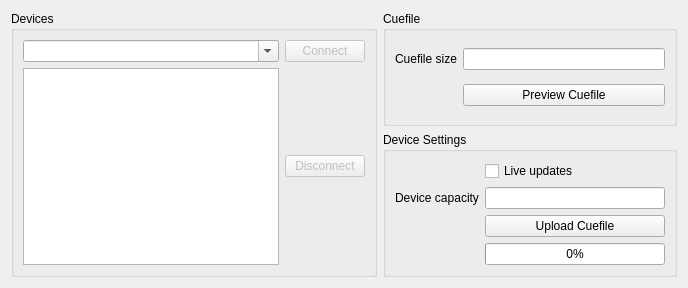
Above: src/widget/devicecontrolwidget.ui from 8bitbuddhist/PixelMaestro-Studio before the change. Below: the same form after it.
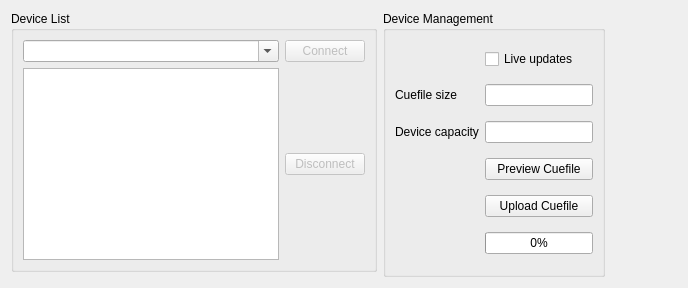
That is the form after the change.

What changed in the file:
```diff
--- a/src/widget/devicecontrolwidget.ui
+++ b/src/widget/devicecontrolwidget.ui
@@ -14,13 +14,72 @@
    <string>Form</string>
   </property>
   <layout class="QGridLayout" name="gridLayout">
-   <item row="1" column="1">
+   <item row="0" column="0" rowspan="3" alignment="Qt::AlignLeft|Qt::AlignTop">
+    <widget class="QGroupBox" name="deviceListGroupBox">
+     <property name="title">
+      <string>Device List</string>
+     </property>
+     <layout class="QGridLayout" name="gridLayout_2">
+      <item row="1" column="0">
+       <widget class="QListWidget" name="serialOutputListWidget"/>
+      </item>
+      <item row="0" column="1">
+       <widget class="QPushButton" name="connectPushButton">
+        <property name="enabled">
+         <bool>false</bool>
+        </property>
+        <property name="text">
+         <string>Connect</string>
+        </property>
+       </widget>
+      </item>
+      <item row="1" column="1">
+       <widget class="QPushButton" name="disconnectPushButton">
+        <property name="enabled">
+         <bool>false</bool>
+        </property>
+        <property name="text">
+         <string>Disconnect</string>
+        </property>
+       </widget>
+      </item>
+      <item row="0" column="0">
+       <widget class="QComboBox" name="serialOutputComboBox">
+        <property name="editable">
+         <bool>true</bool>
+        </property>
+       </widget>
+      </item>
+     </layout>
+    </widget>
+   </item>
+   <item row="1" column="2">
+    <spacer name="horizontalSpacer">
+     <property name="orientation">
+      <enum>Qt::Horizontal</enum>
+     </property>
+     <property name="sizeHint" stdset="0">
+      <size>
+       <width>40</width>
+       <height>20</height>
+      </size>
+     </property>
+    </spacer>
+   </item>
+   <item row="0" column="1" rowspan="3" alignment="Qt::AlignLeft">
     <widget class="QGroupBox" name="deviceSettingsGroupBox">
      <property name="title">
-      <string>Device Settings</string>
+      <string>Device Management</string>
      </property>
      <layout class="QGridLayout" name="gridLayout_3">
-      <item row="8" column="1">
+      <item row="3" column="1">
+       <widget class="QLineEdit" name="configSizeLineEdit">
+        <property name="readOnly">
+         <bool>true</bool>
+        </property>
+       </widget>
+      </item>
+      <item row="11" column="1">
        <widget class="QProgressBar" name="uploadProgressBar">
         <property name="value">
          <number>0</number>
@@ -30,102 +89,47 @@
         </property>
        </widget>
       </item>
-      <item row="3" column="1">
+      <item row="4" column="1">
        <widget class="QLineEdit" name="capacityLineEdit"/>
       </item>
-      <item row="3" column="0">
+      <item row="4" column="0">
        <widget class="QLabel" name="label_2">
         <property name="text">
          <string>Device capacity</string>
         </property>
        </widget>
       </item>
-      <item row="2" column="1">
-       <widget class="QCheckBox" name="realTimeCheckBox">
-        <property name="toolTip">
-         <string>Updates the device as soon as the action is performed.</string>
-        </property>
-        <property name="text">
-         <string>Live updates</string>
-        </property>
-       </widget>
-      </item>
-      <item row="4" column="1">
+      <item row="7" column="1">
        <widget class="QPushButton" name="sendPushButton">
         <property name="text">
          <string>Upload Cuefile</string>
         </property>
        </widget>
       </item>
-     </layout>
-    </widget>
-   </item>
-   <item row="0" column="0" rowspan="2">
-    <widget class="QGroupBox" name="deviceListGroupBox">
-     <property name="title">
-      <string>Devices</string>
-     </property>
-     <layout class="QGridLayout" name="gridLayout_2">
-      <item row="1" column="0">
-       <widget class="QListWidget" name="serialOutputListWidget"/>
-      </item>
-      <item row="0" column="1">
-       <widget class="QPushButton" name="connectPushButton">
-        <property name="enabled">
-         <bool>false</bool>
-        </property>
-        <property name="text">
-         <string>Connect</string>
-        </property>
-       </widget>
-      </item>
-      <item row="1" column="1">
-       <widget class="QPushButton" name="disconnectPushButton">
-        <property name="enabled">
-         <bool>false</bool>
-        </property>
-        <property name="text">
-         <string>Disconnect</string>
-        </property>
-       </widget>
-      </item>
-      <item row="0" column="0">
-       <widget class="QComboBox" name="serialOutputComboBox">
-        <property name="editable">
-         <bool>true</bool>
-        </property>
-       </widget>
-      </item>
-     </layout>
-    </widget>
-   </item>
-   <item row="0" column="1">
-    <widget class="QGroupBox" name="groupBox">
-     <property name="title">
-      <string>Cuefile</string>
-     </property>
-     <layout class="QGridLayout" name="gridLayout_4">
-      <item row="0" column="0">
+      <item row="3" column="0">
        <widget class="QLabel" name="label">
         <property name="text">
          <string>Cuefile size</string>
         </property>
        </widget>
       </item>
-      <item row="0" column="1">
-       <widget class="QLineEdit" name="configSizeLineEdit">
-        <property name="readOnly">
-         <bool>true</bool>
-        </property>
-       </widget>
-      </item>
-      <item row="1" column="1">
+      <item row="5" column="1">
        <widget class="QPushButton" name="interpretCuePushButton">
         <property name="text">
          <string>Preview Cuefile</string>
         </property>
        </widget>
       </item>
+      <item row="0" column="1">
+       <widget class="QCheckBox" name="realTimeCheckBox">
+        <property name="toolTip">
+         <string>Updates the device as soon as the action is performed.</string>
+        </property>
+        <property name="text">
+         <string>Live updates</string>
+        </property>
+       </widget>
+      </item>
      </layout>
     </widget>
    </item>
```
